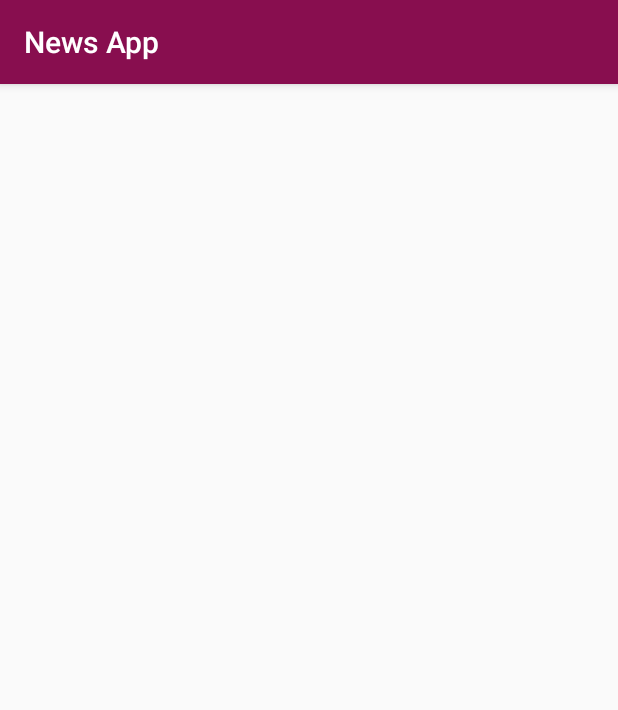
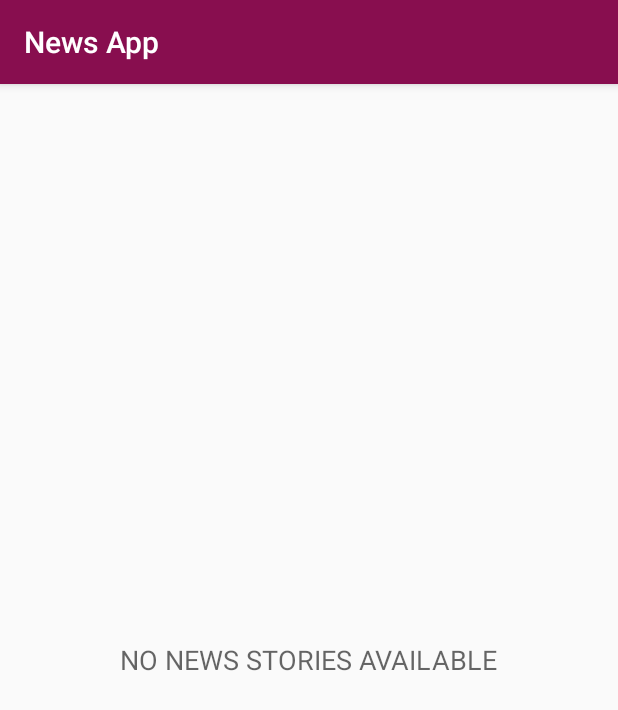
Before and after one commit to sputnikboom/NewsApp, an Android app: the screen it shows after launch (MainActivity), on a phone screen of 412 x 824 dp. Shown: the top 710 px of the screen. Run offline under Robolectric (Android 15) with nearby library versions, the phone set to English and light mode, and no system bars.

Commit message:
added empty state message for when no news stories available

```diff
--- a/app/src/main/java/com/example/rachael/newsapp/MainActivity.java
+++ b/app/src/main/java/com/example/rachael/newsapp/MainActivity.java
@@ -9,6 +9,7 @@ import android.os.Bundle;
 import android.view.View;
 import android.widget.AdapterView;
 import android.widget.ListView;
+import android.widget.TextView;
 
 import java.util.ArrayList;
 import java.util.List;
@@ -20,6 +21,7 @@ public class MainActivity extends AppCompatActivity implements LoaderCallbacks<L
     private static final String API_REQUEST_URL = "https://content.guardianapis.com/search?q=leeds&show-tags=contributor&api-key=" + API_KEY;
     private static final int NEWS_ITEM_LOADER_ID = 1;
     private NewsItemAdapter mAdapter;
+    private TextView mEmptyStateTextView;
 
     @Override
     protected void onCreate(Bundle savedInstanceState) {
@@ -41,9 +43,11 @@ public class MainActivity extends AppCompatActivity implements LoaderCallbacks<L
             }
         });
 
+        mEmptyStateTextView = findViewById(R.id.empty_message);
+        newsItemListView.setEmptyView(mEmptyStateTextView);
 
         //TODO: empty state message
-        //TODO: progress bar/spinner
+        //TODO: progress bar/spinner???
         //TODO: connectivity message
 
         LoaderManager loaderManager = getLoaderManager();
@@ -57,6 +61,7 @@ public class MainActivity extends AppCompatActivity implements LoaderCallbacks<L
 
     @Override
     public void onLoadFinished(android.content.Loader<List<NewsItem>> loader, List<NewsItem> newsItems) {
+        mEmptyStateTextView.setText(R.string.no_news);
         mAdapter.clear();
         if (newsItems != null && !newsItems.isEmpty()) {
             mAdapter.addAll(newsItems);
--- a/app/src/main/res/layout/activity_main.xml
+++ b/app/src/main/res/layout/activity_main.xml
@@ -1,6 +1,20 @@
 <?xml version="1.0" encoding="utf-8"?>
-<ListView xmlns:android="http://schemas.android.com/apk/res/android"
-    android:id="@+id/list"
+<RelativeLayout xmlns:android="http://schemas.android.com/apk/res/android"
     android:layout_width="match_parent"
-    android:layout_height="match_parent"
-    android:orientation="vertical"/>
+    android:layout_height="match_parent">
+
+    <ListView
+        android:id="@+id/list"
+        android:layout_width="match_parent"
+        android:layout_height="match_parent"/>
+
+    <!-- Empty view is only visible when the list contains no items -->
+    <TextView
+        android:id="@+id/empty_message"
+        android:layout_width="wrap_content"
+        android:layout_height="wrap_content"
+        android:textAllCaps="true"
+        android:layout_centerInParent="true"
+        android:textAppearance="?android:textAppearanceMedium"/>
+
+</RelativeLayout>
--- a/app/src/main/res/values/strings.xml
+++ b/app/src/main/res/values/strings.xml
@@ -1,3 +1,4 @@
 <resources>
     <string name="app_name">News App</string>
+    <string name="no_news">No news stories available</string>
 </resources>
```
